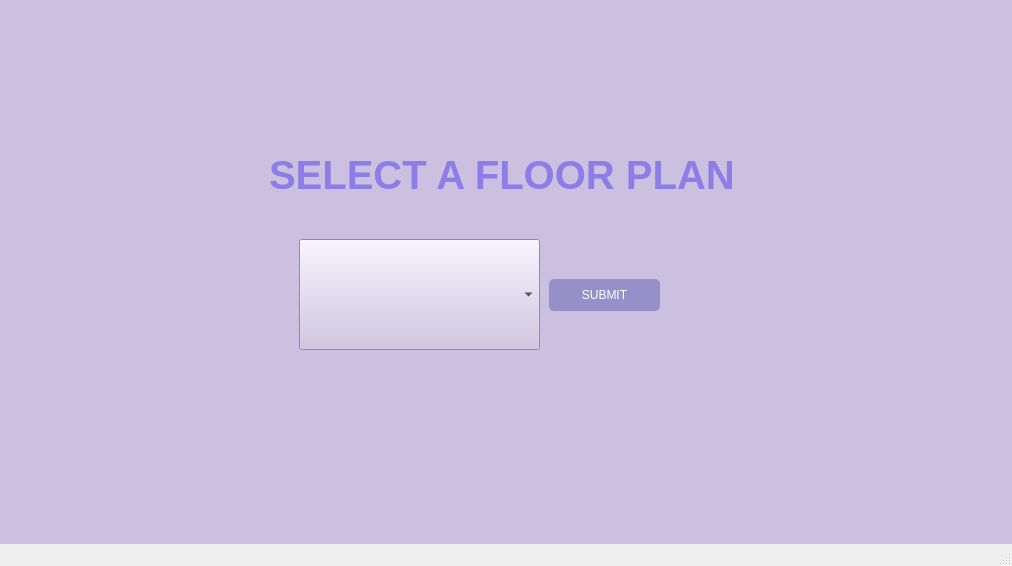
Above: mainwindow.ui from Citralyn/ChoreDecideMain before the change. Below: the same form after it.
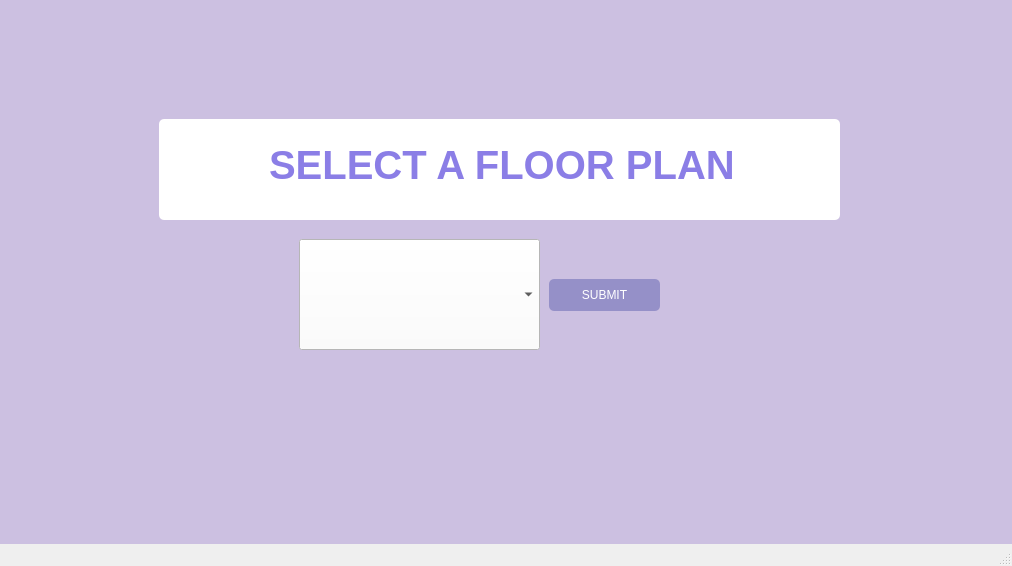
That is the form after the change. The open tabs and pages were chosen to show the change. Icons and pictures are not drawn.

The edit to the form file:
```diff
--- a/mainwindow.ui
+++ b/mainwindow.ui
@@ -683,24 +683,6 @@
      </widget>
     </widget>
     <widget class="QWidget" name="SelectFloorPlanPage">
-     <widget class="QLabel" name="SelectFloorPlanLabel">
-      <property name="geometry">
-       <rect>
-        <x>270</x>
-        <y>160</y>
-        <width>521</width>
-        <height>91</height>
-       </rect>
-      </property>
-      <property name="styleSheet">
-       <string notr="true">color: rgb(139, 126, 230);
-font-weight: bold;
-font-size: 40px;</string>
-      </property>
-      <property name="text">
-       <string>SELECT A FLOOR PLAN</string>
-      </property>
-     </widget>
      <widget class="QComboBox" name="FloorPlanDropDown">
       <property name="geometry">
        <rect>
@@ -710,6 +692,9 @@
         <height>111</height>
        </rect>
       </property>
+      <property name="styleSheet">
+       <string notr="true">background-color: white;</string>
+      </property>
      </widget>
      <widget class="QPushButton" name="SubmitFloorPlan">
       <property name="geometry">
@@ -729,6 +714,44 @@
        <string>SUBMIT</string>
       </property>
      </widget>
+     <widget class="QFrame" name="SelectFloorPlanFrame">
+      <property name="geometry">
+       <rect>
+        <x>160</x>
+        <y>150</y>
+        <width>681</width>
+        <height>101</height>
+       </rect>
+      </property>
+      <property name="styleSheet">
+       <string notr="true">background-color: rgb(255, 255, 255);
+border-radius: 5%;</string>
+      </property>
+      <property name="frameShape">
+       <enum>QFrame::Shape::StyledPanel</enum>
+      </property>
+      <property name="frameShadow">
+       <enum>QFrame::Shadow::Raised</enum>
+      </property>
+      <widget class="QLabel" name="SelectFloorPlanLabel">
+       <property name="geometry">
+        <rect>
+         <x>110</x>
+         <y>0</y>
+         <width>521</width>
+         <height>91</height>
+        </rect>
+       </property>
+       <property name="styleSheet">
+        <string notr="true">color: rgb(139, 126, 230);
+font-weight: bold;
+font-size: 40px;</string>
+       </property>
+       <property name="text">
+        <string>SELECT A FLOOR PLAN</string>
+       </property>
+      </widget>
+     </widget>
     </widget>
     <widget class="QWidget" name="ChorePage">
      <widget class="QGroupBox" name="ApartmentDisplay">
```
Left out of the diff: 66 changed lines with no effect on the pictures.
